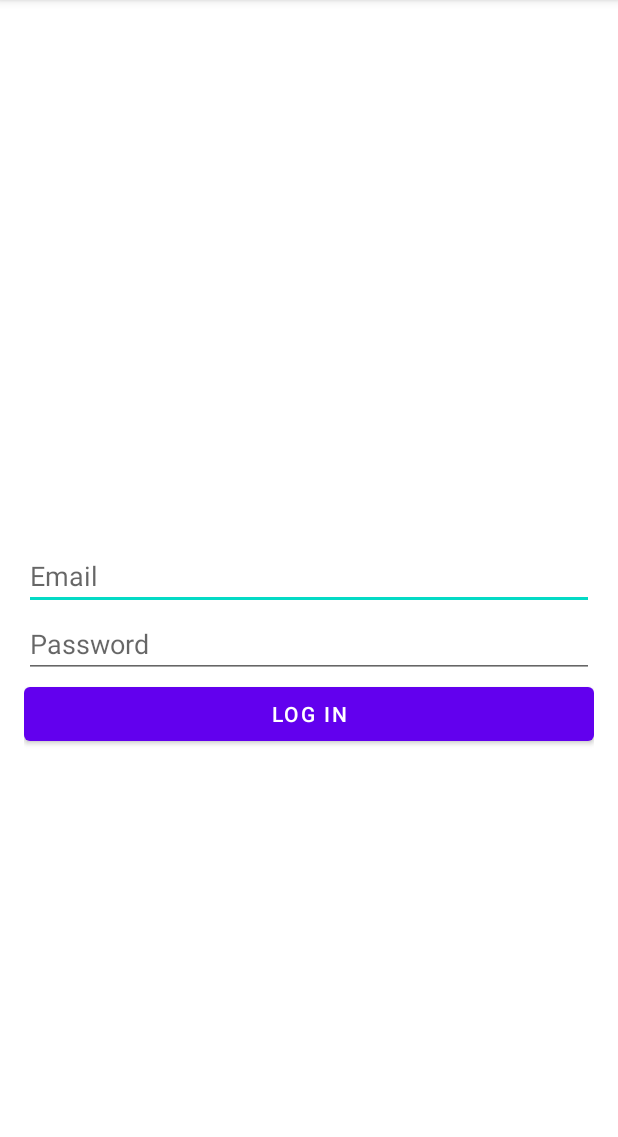
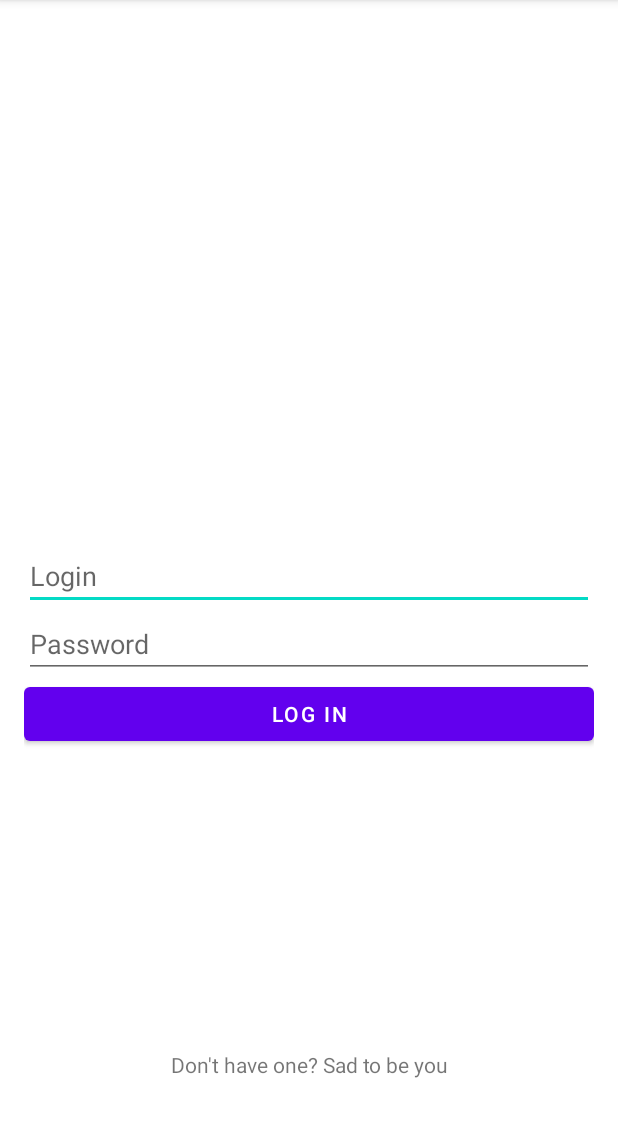
Before and after one commit to EgorCry/MonitoringApp, an Android app: the screen it shows after launch (MainActivity), on a phone screen of 412 x 824 dp, the part 84-1221 px from its top. Run offline under Robolectric (Android 15) with nearby library versions, the phone set to English and light mode, and no system bars.

Commit message:
Normal xml for authorization

```diff
--- a/app/src/main/res/layout/activity_main.xml
+++ b/app/src/main/res/layout/activity_main.xml
@@ -9,7 +9,7 @@
         android:id="@+id/email_edit_text"
         android:layout_width="match_parent"
         android:layout_height="wrap_content"
-        android:hint="Email"
+        android:hint="Login"
         android:layout_centerInParent="true" />
 
     <EditText
@@ -29,4 +29,13 @@
         android:layout_below="@id/password_edit_text"
         android:layout_centerInParent="true" />
 
+    <TextView
+        android:id="@+id/text_sad"
+        android:layout_width="match_parent"
+        android:layout_height="wrap_content"
+        android:text="Don't have one? Sad to be you"
+        android:gravity="center_horizontal"
+        android:layout_below="@id/login_button"
+        android:layout_marginTop="200dp"/>
+
 </RelativeLayout>
```
